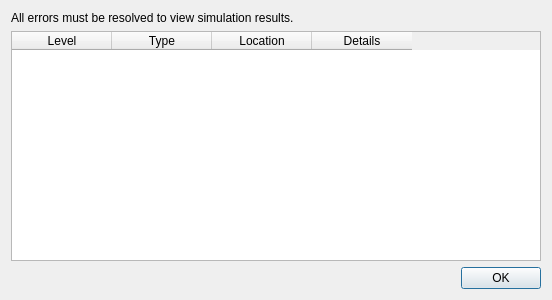
Old version of the form resources/SimulationAlertsDialog.ui in the repository reilleya/openMotor.
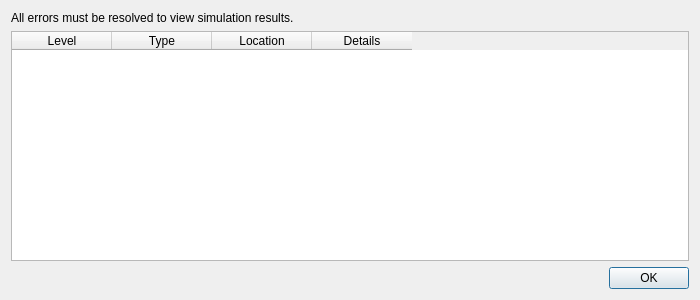
New version of the form. Icons and pictures are not drawn.

Commit message: Fixed alert dialog size, made graph reset on simulation start, and made preview widget use geometry errors

Diff of the .ui file:
```diff
--- a/resources/SimulationAlertsDialog.ui
+++ b/resources/SimulationAlertsDialog.ui
@@ -9,10 +9,28 @@
    <rect>
     <x>0</x>
     <y>0</y>
-    <width>552</width>
+    <width>700</width>
     <height>300</height>
    </rect>
   </property>
+  <property name="sizePolicy">
+   <sizepolicy hsizetype="Expanding" vsizetype="Expanding">
+    <horstretch>0</horstretch>
+    <verstretch>0</verstretch>
+   </sizepolicy>
+  </property>
+  <property name="minimumSize">
+   <size>
+    <width>700</width>
+    <height>300</height>
+   </size>
+  </property>
+  <property name="maximumSize">
+   <size>
+    <width>700</width>
+    <height>300</height>
+   </size>
+  </property>
   <property name="windowTitle">
    <string>Simulation Output</string>
   </property>
```
Left out of the diff: 4 changed lines with no effect on the pictures. The commit also changes 2 other files.
